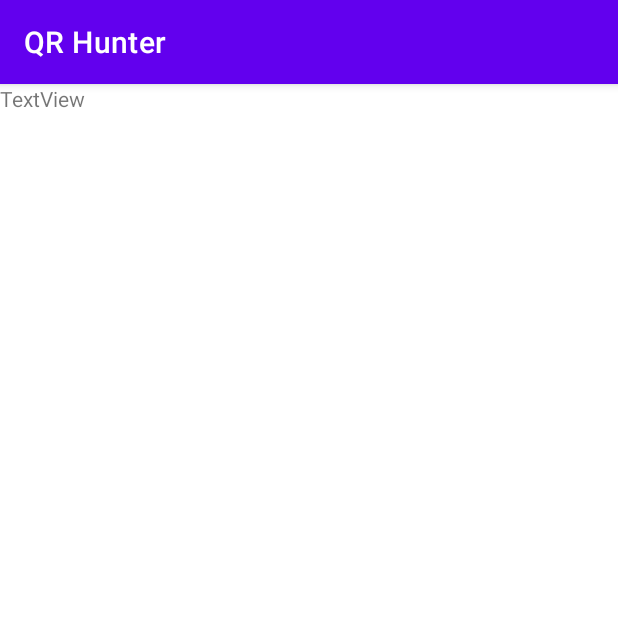
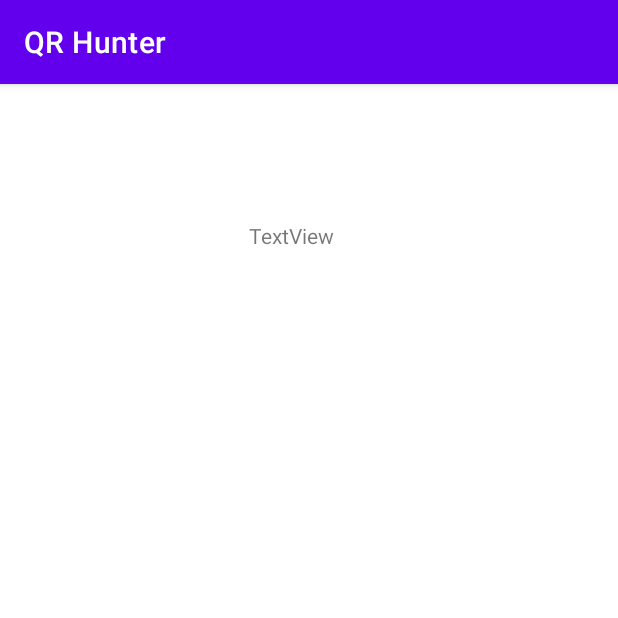
Before and after one commit to CMPUT301W22T05/QRHunter, an Android app: the screen it shows after launch (MainActivity), on a phone screen of 412 x 824 dp, the top half of it. Run offline under Robolectric (Android 15) with nearby library versions, the light colour scheme and no system bars.

Commit message:
main page

```diff
--- a/version 1/app/src/main/res/layout/activity_main.xml
+++ b/version 1/app/src/main/res/layout/activity_main.xml
@@ -10,7 +10,9 @@
         android:id="@+id/textView"
         android:layout_width="wrap_content"
         android:layout_height="wrap_content"
+        android:layout_marginStart="166dp"
+        android:layout_marginTop="91dp"
         android:text="TextView"
-        tools:layout_editor_absoluteX="166dp"
-        tools:layout_editor_absoluteY="91dp" />
+        app:layout_constraintStart_toStartOf="parent"
+        app:layout_constraintTop_toTopOf="parent" />
 </androidx.constraintlayout.widget.ConstraintLayout>
```
